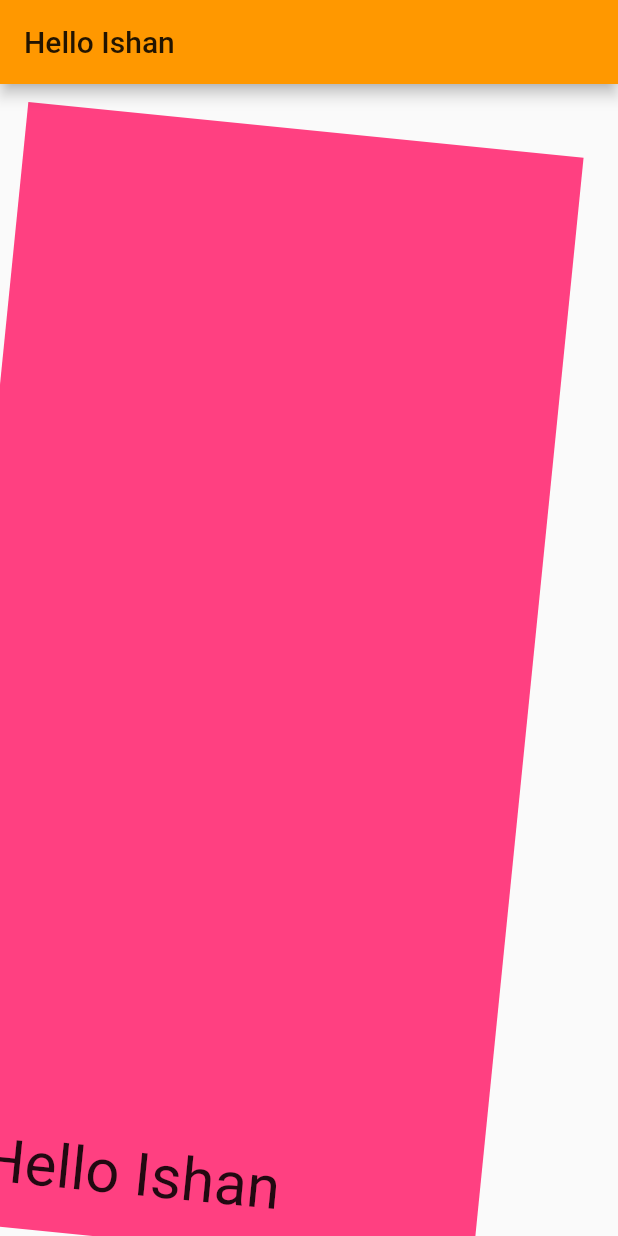
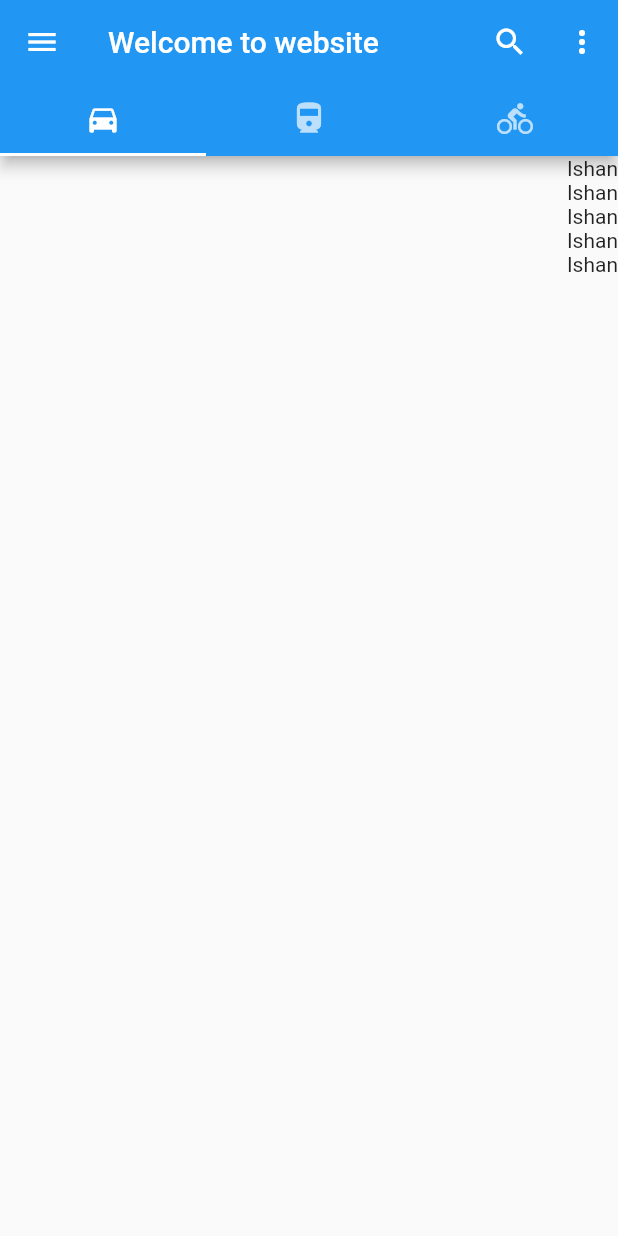
Before and after one commit to ishanEPR/Flutter-Practice, a Flutter app: the screen it shows after launch, on a phone screen of 412 x 824 dp. Run offline on Flutter 3.47's test engine with Material 2 defaults, Android fonts, the phone set to English and light mode, and no system bars.

Commit message:
create row and column  attribute

```diff
--- a/lib/main.dart
+++ b/lib/main.dart
@@ -114,47 +114,172 @@
 //
 // }
 
+// import 'package:flutter/material.dart';
+//
+// void main(){
+//   runApp(MyApp());
+// }
+//  class MyApp extends StatelessWidget{
+//   @override
+//   Widget build(BuildContext context) {
+//    return MaterialApp(
+//      debugShowCheckedModeBanner: false,
+//      theme: ThemeData(
+//        brightness: Brightness.light,
+//        primarySwatch: Colors.orange,
+//
+//
+//      ),
+//      home: MyHomePage(),
+//    );
+//   }
+//
+//  }
+//
+//  class MyHomePage extends StatelessWidget {
+//    @override
+//    Widget build(BuildContext context) {
+//      return Scaffold(
+//        appBar: AppBar(
+//          title:Text("Hello Ishan"),
+//        ),
+//        body: Container(
+//         // height: 300.0,
+//          margin: EdgeInsets.only(top: 10.0,left: 20.0,right: 20.0,bottom: 10.0),
+//        //  padding: EdgeInsets.all(20.0),
+//          padding: EdgeInsets.symmetric(vertical: 20.0,horizontal: 40.0),
+//          transform: Matrix4.rotationZ(0.1),
+//          alignment: Alignment.bottomLeft,
+//          width: double.infinity,
+//          color: Colors.pinkAccent,
+//          child: Text("Hello Ishan",style: TextStyle(fontSize: 40.0),),
+//        ),
+//
+//      );
+//    }
+//  }
+
+
 import 'package:flutter/material.dart';
 
 void main(){
   runApp(MyApp());
 }
+
 class MyApp extends StatelessWidget{
   @override
   Widget build(BuildContext context) {
   return MaterialApp(
     debugShowCheckedModeBanner: false,
-     theme: ThemeData(
-       brightness: Brightness.light,
-       primarySwatch: Colors.orange,
-
-
-     ),
     home: MyHomePage(),
   );
   }
 
 }
-
- class MyHomePage extends StatelessWidget {
+class MyHomePage extends StatelessWidget{
   @override
   Widget build(BuildContext context) {
-     return Scaffold(
+  return DefaultTabController(
+    length: 3,
+    child: Scaffold(
+
       appBar: AppBar(
-         title:Text("Hello Ishan"),
+
+        title: Text('Welcome to website'),
+        leading:IconButton(
+          icon: Icon(Icons.menu),
+          onPressed: (){},
         ),
-       body: Container(
-        // height: 300.0,
-         margin: EdgeInsets.only(top: 10.0,left: 20.0,right: 20.0,bottom: 10.0),
-       //  padding: EdgeInsets.all(20.0),
-         padding: EdgeInsets.symmetric(vertical: 20.0,horizontal: 40.0),
-         transform: Matrix4.rotationZ(0.1),
-         alignment: Alignment.bottomLeft,
-         width: double.infinity,
-         color: Colors.pinkAccent,
-         child: Text("Hello Ishan",style: TextStyle(fontSize: 40.0),),
+        actions: [
+          IconButton(icon: Icon(Icons.search), onPressed:(){}),
+          IconButton(icon: Icon(Icons.more_vert), onPressed: (){})
+        ],
+        bottom: TabBar(
+          tabs: [
+            Tab(icon: Icon(Icons.directions_car),),
+            Tab(icon: Icon(Icons.directions_train),),
+            Tab(icon: Icon(Icons.directions_bike),),
+          ],
         ),
+
+      ),
+      body: TabBarView(
+        children: [
+          tab1(),
+          tab2(),
+          tab3(),
+
+        ],
+
+      ),
+    ),
+  );
+  }
+
+}
+
+Widget tab1(){
+
+  return Container(
+
+       // child:  Text('Ishan',style: TextStyle(fontSize: 20.0,),),
+
+        child: Column(
+
+          mainAxisAlignment:MainAxisAlignment.start,
+          crossAxisAlignment: CrossAxisAlignment.end,
+
+          children: [
+            Text('Ishan'),
+            Text('Ishan'),
+            Text('Ishan'),
+            Text('Ishan'),
+            Text('Ishan'),
+
+
+          ],
+
+        ),
+
+
 
   );
 }
+Widget tab2(){
+  return Container(
+
+
+    child: Row(
+      mainAxisAlignment: MainAxisAlignment.center ,
+      crossAxisAlignment: CrossAxisAlignment.start,
+      children: [
+        Text('Ishan'),
+        Text('Ishan'),
+        Text('Ishan'),
+      ],
+    ),
+  );
 }
+Widget tab3(){
+  return Container(
+    child: Row(
+      mainAxisAlignment: MainAxisAlignment.start,
+      crossAxisAlignment: CrossAxisAlignment.start,
+      children: [
+        Text('Ishan'),
+        Text('Ishan'),
+        Text('Ishan'),
+        Column(
+          mainAxisAlignment: MainAxisAlignment.start,
+          children: [
+            Text('Ishan'),
+            Text('Ishan'),
+            Text('Ishan'),
+          ],
+        ),
+
+      ],
+
+    ),
+  );
+}
```
Lines whose indentation alone changed are shown as unchanged.
